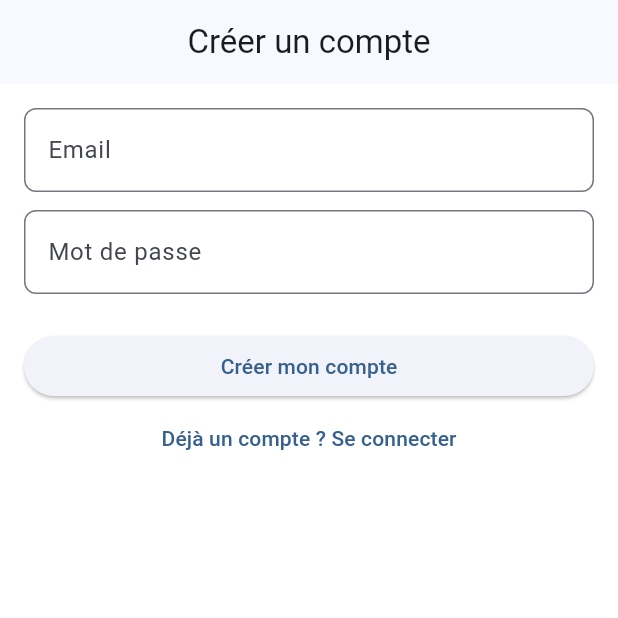
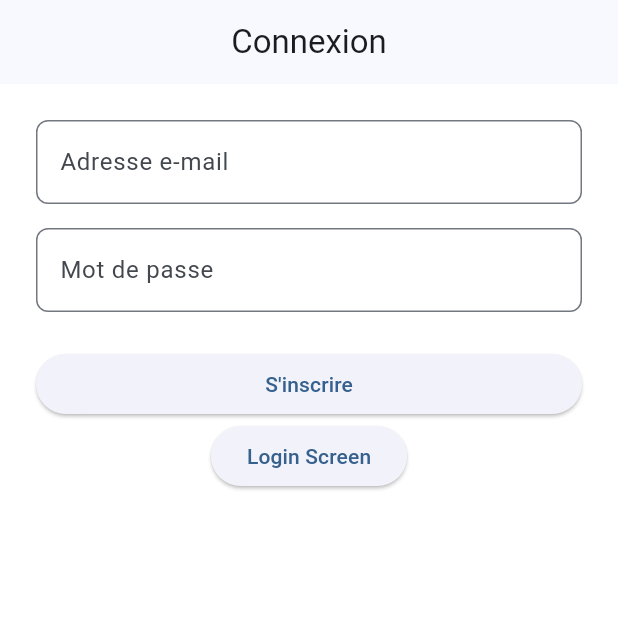
Before and after one commit to vepohs/volleyapp, a Flutter app: the screen it shows after launch, after a tap on "Se connecter", after a tap on "Créer un compte", on a phone screen of 412 x 824 dp, the top half of it. Run offline on Flutter 3.47's test engine with Material 3 defaults, Android fonts, the phone set to English and light mode, and no system bars; our stand-ins replace cloud_firestore, dartz, firebase_auth, firebase_core, flutter_bloc, get_it and 2 more; accounts and stored records are empty.

Commit message:
Bloc sign up ok

```diff
--- /dev/null
+++ b/lib/core/form/states/email_state.dart
@@ -0,0 +1,6 @@
+import 'package:volleyapp/core/form/states/form_status_state.dart';
+
+abstract class EmailState extends FormStatusState {
+  String get email;
+  String? get emailError;
+}
--- /dev/null
+++ b/lib/core/form/states/form_status_state.dart
@@ -0,0 +1,3 @@
+abstract class FormStatusState {
+  bool get isSubmitting;
+}
--- /dev/null
+++ b/lib/core/form/states/password_state.dart
@@ -0,0 +1,6 @@
+import 'package:volleyapp/core/form/states/form_status_state.dart';
+
+abstract class PasswordState extends FormStatusState{
+  String get password;
+  String? get passwordError;
+}
--- a/lib/features/auth/presentation/blocs/sign_up_form_bloc/sign_up_form_bloc.dart
+++ b/lib/features/auth/presentation/blocs/sign_up_form_bloc/sign_up_form_bloc.dart
@@ -16,7 +16,7 @@ class SignUpFormBloc extends Bloc<SignUpFormEvent, SignUpFormState>{
   {
     on<EmailChanged>(_onEmailChanged);
     on<PasswordChanged>(_onPasswordChanged);
-    on<SignUpSubmitted>(_onRegisterSubmitted);
+    on<SignUpSubmitted>(_onDefaultSignUpSubmitted);
   }
 
   void _onEmailChanged(EmailChanged event, Emitter<SignUpFormState> emit){
@@ -37,7 +37,7 @@ class SignUpFormBloc extends Bloc<SignUpFormEvent, SignUpFormState>{
     ));
   }
 
-  Future<void> _onRegisterSubmitted(
+  Future<void> _onDefaultSignUpSubmitted(
       SignUpSubmitted event, Emitter<SignUpFormState> emit) async {
 
     if (state.emailError != null || state.passwordError != null) return;
--- a/lib/features/auth/presentation/blocs/sign_up_form_bloc/sign_up_form_state.dart
+++ b/lib/features/auth/presentation/blocs/sign_up_form_bloc/sign_up_form_state.dart
@@ -1,12 +1,23 @@
-class SignUpFormState {
+import 'package:volleyapp/core/form/states/email_state.dart';
+import 'package:volleyapp/core/form/states/password_state.dart';
+import 'package:volleyapp/features/auth/presentation/blocs/sign_up_form_bloc/sign_up_form_event.dart';
 
+class SignUpFormState implements EmailState, PasswordState {
+
+  @override
   final String email;
+  @override
   final String? emailError;
+
+  @override
   final String password;
+  @override
   final String? passwordError;
+
+  @override
   final bool isSubmitting;
+
   final bool? isSuccess;
-
   final String? submitError;
 
 
--- a/lib/features/auth/presentation/pages/sign_up_page.dart
+++ b/lib/features/auth/presentation/pages/sign_up_page.dart
@@ -1,4 +1,3 @@
-
 import 'package:flutter/material.dart';
 import 'package:flutter_bloc/flutter_bloc.dart';
 import 'package:go_router/go_router.dart';
@@ -7,6 +6,9 @@ import 'package:volleyapp/features/auth/domain/use_cases/sign_up_with_email/sign
 import 'package:volleyapp/features/auth/presentation/blocs/sign_up_form_bloc/sign_up_form_bloc.dart';
 import 'package:volleyapp/features/auth/presentation/blocs/sign_up_form_bloc/sign_up_form_event.dart';
 import 'package:volleyapp/features/auth/presentation/blocs/sign_up_form_bloc/sign_up_form_state.dart';
+import 'package:volleyapp/features/auth/presentation/widgets/default_submit_sign_up_btn.dart';
+import 'package:volleyapp/shared/ui/widgets/email_field.dart';
+import 'package:volleyapp/shared/ui/widgets/password_field.dart';
 
 class SignUpPage extends StatelessWidget {
   const SignUpPage({super.key});
@@ -28,10 +30,10 @@ class _SignUpView extends StatelessWidget {
   @override
   Widget build(BuildContext context) {
     return BlocListener<SignUpFormBloc, SignUpFormState>(
-      listenWhen: (prev, curr) => prev.isSuccess != curr.isSuccess || prev.submitError != curr.submitError,
+      listenWhen: (prev, curr) =>
+      prev.isSuccess != curr.isSuccess || prev.submitError != curr.submitError,
       listener: (context, state) {
         if (state.isSuccess == true) {
-
           context.go('/home');
         } else if (state.submitError != null) {
           ScaffoldMessenger.of(context).showSnackBar(
@@ -40,59 +42,30 @@ class _SignUpView extends StatelessWidget {
         }
       },
       child: Scaffold(
-        appBar: AppBar(title: const Text('Créer un compte')),
+        appBar: AppBar(title: const Text("Connexion")),
         body: Padding(
-          padding: const EdgeInsets.all(16.0),
-          child: BlocBuilder<SignUpFormBloc, SignUpFormState>(
-            buildWhen: (p, c) =>
-            p.email != c.email ||
-                p.password != c.password ||
-                p.emailError != c.emailError ||
-                p.passwordError != c.passwordError ||
-                p.isSubmitting != c.isSubmitting,
-            builder: (context, state) {
-              final bloc = context.read<SignUpFormBloc>();
-              return Column(
+          padding: const EdgeInsets.all(24.0),
+          child: Column(
             children: [
-                  TextField(
-                    keyboardType: TextInputType.emailAddress,
-                    decoration: InputDecoration(
-                      labelText: 'Email',
-                      errorText: state.emailError,
+              EmailField<SignUpFormBloc,SignUpFormState>(
+                onChanged: (value) {
+                  context.read<SignUpFormBloc>().add(EmailChanged(value));
+                },
               ),
-                    onChanged: (v) => bloc.add(EmailChanged(v)),
-                  ),
-                  const SizedBox(height: 12),
-                  TextField(
-                    obscureText: true,
-                    decoration: InputDecoration(
-                      labelText: 'Mot de passe',
-                      errorText: state.passwordError,
-                    ),
-                    onChanged: (v) => bloc.add(PasswordChanged(v)),
+              const SizedBox(height: 16),
+              PasswordField<SignUpFormBloc, SignUpFormState>(
+                  onChanged: (value) {
+                    context.read<SignUpFormBloc>().add(PasswordChanged(value));
+                  }
               ),
               const SizedBox(height: 24),
-                  SizedBox(
-                    width: double.infinity,
-                    child: ElevatedButton(
-                      onPressed: state.isSubmitting
-                          ? null
-                          : () => bloc.add(SignUpSubmitted()),
-                      child: state.isSubmitting
-                          ? const SizedBox(
-                        height: 20, width: 20,
-                        child: CircularProgressIndicator(strokeWidth: 2),
-                      )
-                          : const Text('Créer mon compte'),
-                    ),
-                  ),
-                  TextButton(
-                    onPressed: () => context.go('/login'),//todo
-                    child: const Text('Déjà un compte ? Se connecter'),
+              DefaultSubmitSignUpBtn(),
+              ElevatedButton(
+                onPressed: () =>
+                    context.go('/login'),
+                child: const Text("Login Screen"),
               ),
             ],
-              );
-            },
           ),
         ),
       ),
--- /dev/null
+++ b/lib/features/auth/presentation/widgets/default_submit_sign_up_btn.dart
@@ -0,0 +1,41 @@
+
+
+import 'package:flutter/material.dart';
+import 'package:flutter_bloc/flutter_bloc.dart';
+import 'package:volleyapp/features/auth/presentation/blocs/sign_up_form_bloc/sign_up_form_bloc.dart';
+import 'package:volleyapp/features/auth/presentation/blocs/sign_up_form_bloc/sign_up_form_event.dart';
+import 'package:volleyapp/features/auth/presentation/blocs/sign_up_form_bloc/sign_up_form_state.dart';
+
+class DefaultSubmitSignUpBtn extends StatelessWidget {
+  const DefaultSubmitSignUpBtn({super.key});
+
+  @override
+  Widget build(BuildContext context) {
+    return BlocBuilder<SignUpFormBloc, SignUpFormState> (
+      buildWhen: (prev, curr) =>
+      prev.isSubmitting != curr.isSubmitting ||
+          prev.emailError != curr.emailError ||
+          prev.passwordError != curr.passwordError,
+
+      builder: (context, state){
+        return SizedBox(
+          width: double.infinity,
+          child: ElevatedButton(
+            onPressed: state.isSubmitting && state.emailError!='' && state.passwordError!=''
+                ? null
+                : (){
+              context.read<SignUpFormBloc>().add(SignUpSubmitted());
+            },
+            child: state.isSubmitting
+                ? const SizedBox(
+              width: 20,
+              height: 20,
+              child: CircularProgressIndicator(strokeWidth: 2),
+            )
+                : const Text("S'inscrire"),
+          ),
+        );
+      },
+    );
+  }
+}
--- /dev/null
+++ b/lib/shared/ui/widgets/email_field.dart
@@ -0,0 +1,31 @@
+import 'package:flutter/material.dart';
+import 'package:flutter_bloc/flutter_bloc.dart';
+import 'package:volleyapp/core/form/states/email_state.dart';
+
+class EmailField<TBloc extends BlocBase<TState>, TState extends EmailState>
+    extends StatelessWidget {
+
+  final void Function(String value) onChanged;
+
+  const EmailField({super.key, required this.onChanged});
+
+  @override
+  Widget build(BuildContext context) {
+    return BlocBuilder<TBloc, TState>(
+      buildWhen: (prev, curr) =>
+      prev.email != curr.email || prev.emailError != curr.emailError || prev.isSubmitting !=curr.isSubmitting,
+      builder: (context, state) {
+        return TextFormField(
+          enabled: !state.isSubmitting,
+          initialValue: state.email,
+          onChanged: onChanged,
+          keyboardType: TextInputType.emailAddress,
+          decoration: InputDecoration(
+            labelText: "Adresse e-mail",
+            errorText: state.emailError,
+          ),
+        );
+      },
+    );
+  }
+}
--- /dev/null
+++ b/lib/shared/ui/widgets/password_field.dart
@@ -0,0 +1,33 @@
+import 'package:flutter/material.dart';
+import 'package:flutter_bloc/flutter_bloc.dart';
+import 'package:volleyapp/core/form/states/password_state.dart';
+
+class PasswordField<TBloc extends BlocBase<TState>,TState extends PasswordState>
+    extends StatelessWidget {
+  final void Function(String value) onChanged;
+
+  const PasswordField({super.key, required this.onChanged});
+
+  @override
+  Widget build(BuildContext context) {
+    return BlocBuilder<TBloc, TState>(
+      buildWhen: (previous, current) =>
+      previous.password != current.password ||
+      previous.passwordError != current.passwordError ||
+      previous.isSubmitting != current.isSubmitting,
+
+      builder: (context, state) {
+        return TextFormField(
+          initialValue: state.password,
+          onChanged: onChanged,
+          enabled: !state.isSubmitting,
+          obscureText: true,
+          decoration: InputDecoration(
+            labelText: "Mot de passe",
+            errorText: state.passwordError,
+          ),
+        );
+      },
+    );
+  }
+}
```
Lines whose indentation alone changed are shown as unchanged.
